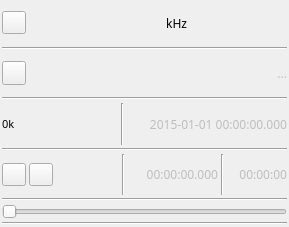
This is plugins/samplesource/filesource/filesourcegui.ui in f4exb/sdrangel as Qt 5 draws it before an edit. The edited form follows.
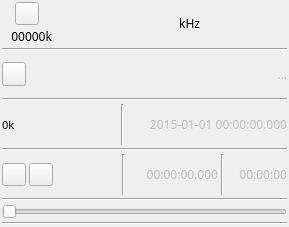
This is the edited form. Icons and pictures are not drawn. Custom widgets are drawn as their Qt base class.

Commit message: Multi device support: Changed aligned FileSource

```diff
--- a/plugins/samplesource/filesource/filesourcegui.ui
+++ b/plugins/samplesource/filesource/filesourcegui.ui
@@ -35,6 +35,10 @@
    <item>
     <layout class="QHBoxLayout" name="horizontalLayout_freq">
      <item>
+      <layout class="QVBoxLayout" name="deviceUILayout">
+       <item>
+        <layout class="QHBoxLayout" name="deviceButtonsLayout">
+         <item>
       <widget class="ButtonSwitch" name="startStop">
        <property name="toolTip">
         <string>start/stop acquisition</string>
@@ -48,6 +52,33 @@
          <normalon>:/stop.png</normalon>:/play.png</iconset>
        </property>
       </widget>
+         </item>
+        </layout>
+       </item>
+       <item>
+        <layout class="QHBoxLayout" name="deviceRateLayout">
+         <item>
+          <widget class="QLabel" name="deviceRateText">
+           <property name="minimumSize">
+            <size>
+             <width>50</width>
+             <height>0</height>
+            </size>
+           </property>
+           <property name="toolTip">
+            <string>I/Q sample rate kS/s</string>
+           </property>
+           <property name="text">
+            <string>00000k</string>
+           </property>
+           <property name="alignment">
+            <set>Qt::AlignRight|Qt::AlignTrailing|Qt::AlignVCenter</set>
+           </property>
+          </widget>
+         </item>
+        </layout>
+       </item>
+      </layout>
      </item>
      <item>
       <spacer name="freqLeftSpacer">
```
Lines whose indentation alone changed are shown as unchanged. The commit also changes 2 other files.
